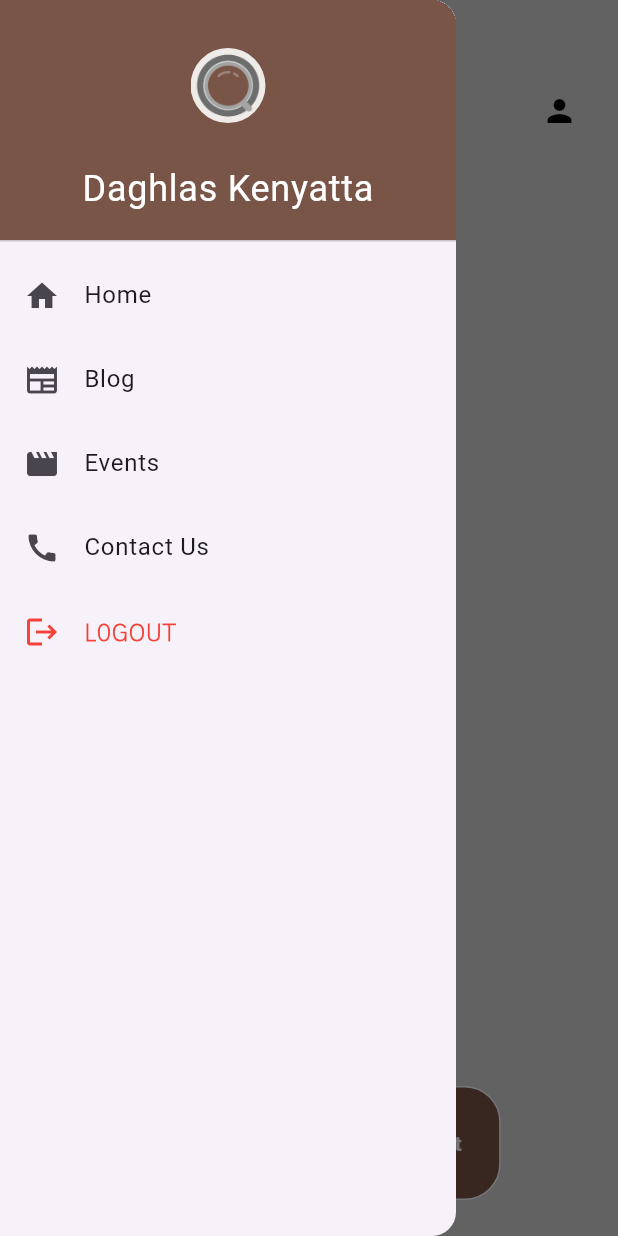
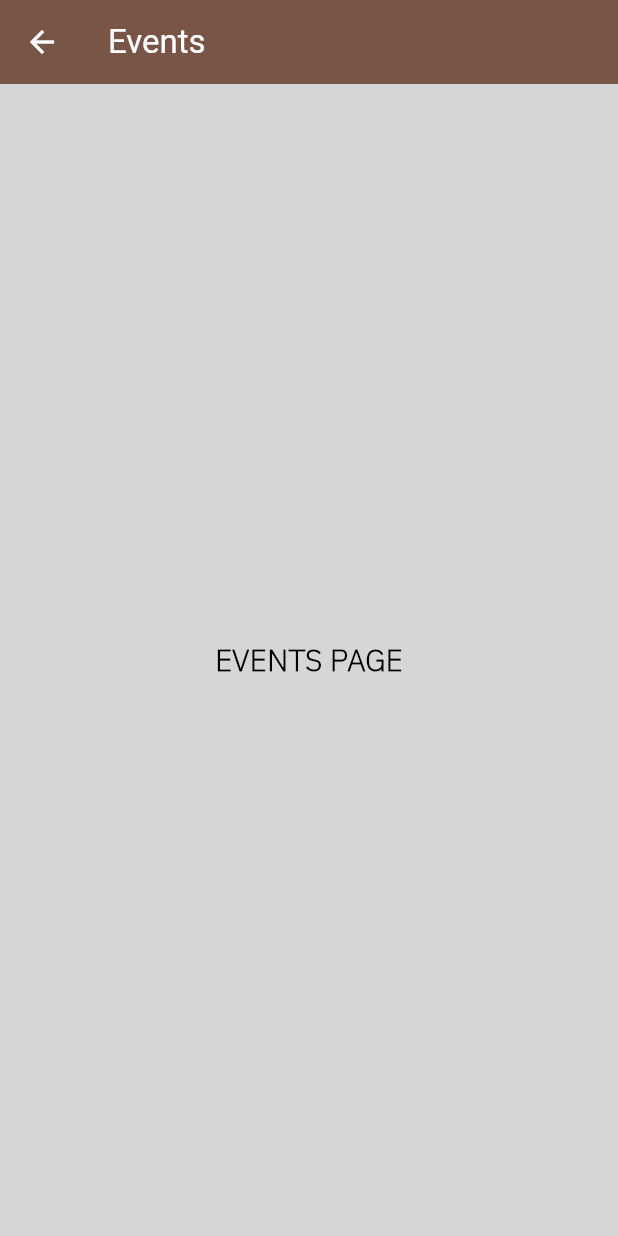
Before and after one commit to daghlas/connect_coffee_heart, a Flutter app: the screen it shows once a user with an empty profile is signed in, item 3 of the bottom bar chosen, in the side drawer, after a tap on "Events", on a phone screen of 412 x 824 dp. Run offline on Flutter 3.47's test engine with Material 3 defaults, Android fonts, the phone set to English and light mode, and no system bars; drawn by our look-alikes of google_nav_bar; our stand-ins replace cloud_firestore, firebase_auth, firebase_core, flutter_spinkit; accounts and stored records are empty.

Commit message:
Drawer; eventsPage

```diff
--- a/lib/components/drawer.dart
+++ b/lib/components/drawer.dart
@@ -1,4 +1,5 @@
 import 'package:connect_coffee/screens/pages/drawer/contact_us.dart';
+import 'package:connect_coffee/screens/pages/drawer/events.dart';
 import 'package:connect_coffee/services/auth.dart';
 import 'package:flutter/foundation.dart';
 import 'package:flutter/material.dart';
@@ -70,8 +71,10 @@ class _MyDrawerState extends State<MyDrawer> {
                 leading: const Icon(Icons.movie),
                 title: const Text('Events'),
                 onTap: () {
-                  // Add your navigation logic here
-                  // Navigator.pop(context);
+                  Navigator.push(
+                      context,
+                      MaterialPageRoute(
+                          builder: (context) => const ConnectEvents()));
                 },
               ),
               ListTile(
--- /dev/null
+++ b/lib/screens/pages/drawer/events.dart
@@ -0,0 +1,33 @@
+import 'package:flutter/material.dart';
+
+class ConnectEvents extends StatefulWidget {
+  const ConnectEvents({super.key});
+
+  @override
+  State<ConnectEvents> createState() => _ConnectEventsState();
+}
+
+class _ConnectEventsState extends State<ConnectEvents> {
+  @override
+  Widget build(BuildContext context) {
+    return Scaffold(
+      appBar: AppBar(
+        backgroundColor: Colors.brown,
+        foregroundColor: Colors.white,
+        title: const Text('Events'),
+      ),
+      body: Container(
+          color: Colors.grey[350],
+          child: const Center(
+              child: Text(
+            'EVENTS PAGE',
+            style: TextStyle(
+              fontSize: 20.0,
+              color: Colors.black,
+              fontWeight: FontWeight.bold,
+              fontFamily: 'IBMPlexSans',
+            ),
+          ))),
+    );;
+  }
+}
```
